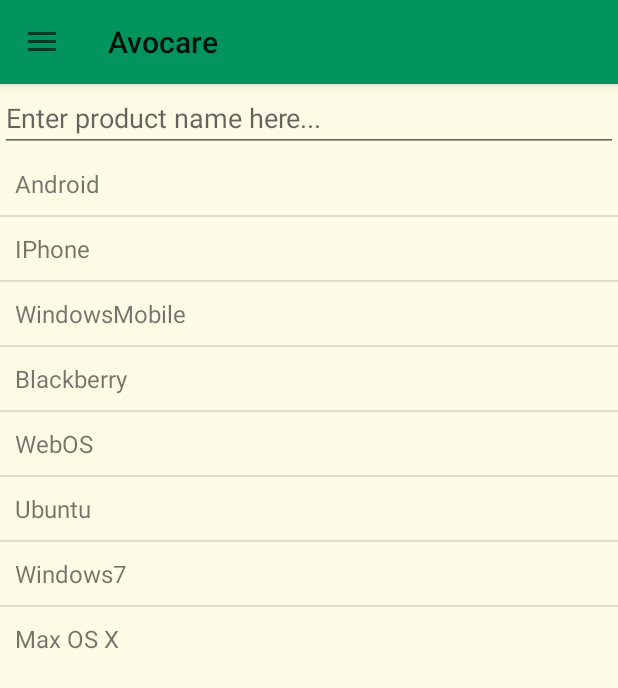
After one commit to sasha-liutova/Avocare, an Android app: the fragment EnterProductNameFragment placed in its activity, on a phone screen of 412 x 824 dp. The commit adds this screen. Shown: the top 688 px of the screen. Run offline under Robolectric (Android 15) with nearby library versions, the phone set to English and light mode, and no system bars; our stand-ins replace ButterKnife.

Commit message:
Enter product name layout

```diff
--- /dev/null
+++ b/app/src/main/java/com/liutova/avocare/view/fragment/EnterProductNameFragment.java
@@ -0,0 +1,50 @@
+package com.liutova.avocare.view.fragment;
+
+import android.os.Bundle;
+import android.support.annotation.Nullable;
+import android.view.LayoutInflater;
+import android.view.View;
+import android.view.ViewGroup;
+import android.widget.ArrayAdapter;
+import android.widget.ListView;
+
+import com.liutova.avocare.R;
+
+import butterknife.Bind;
+
+/**
+ * Created by Oleksandra Liutova on 09-Apr-16.
+ */
+public class EnterProductNameFragment extends BaseFragment {
+
+    @Bind(R.id.found_products_listview)
+    ListView productsListView;
+
+    public static EnterProductNameFragment newInstance() {
+
+        Bundle args = new Bundle();
+
+        EnterProductNameFragment fragment = new EnterProductNameFragment();
+        fragment.setArguments(args);
+        return fragment;
+    }
+
+    @Override
+    protected int getLayout() {
+        return R.layout.fragment_enter_product_name;
+    }
+
+    @Nullable
+    @Override
+    public View onCreateView(LayoutInflater inflater, ViewGroup container, Bundle savedInstanceState) {
+        View v = super.onCreateView(inflater, container, savedInstanceState);
+
+        String[] mobileArray = {"Android", "IPhone", "WindowsMobile", "Blackberry", "WebOS", "Ubuntu", "Windows7", "Max OS X"};
+
+        ArrayAdapter adapter = new ArrayAdapter<String>(getBaseActivity(), R.layout.item_product_name, R.id.item_product_name_textview, mobileArray);
+
+        productsListView.setAdapter(adapter);
+
+        return v;
+    }
+}
--- a/app/src/main/java/com/liutova/avocare/view/fragment/MainFragment.java
+++ b/app/src/main/java/com/liutova/avocare/view/fragment/MainFragment.java
@@ -28,6 +28,11 @@ public class MainFragment extends BaseFragment {
         getBaseActivity().startActivity(new Intent(getBaseActivity(), BarcodeScannerActivity.class));
     }
 
+    @OnClick(R.id.main_menu_btn_product_name)
+    public void onClickMainMenuEnterProductName(View view) {
+        getBaseActivity().replaceFragment(EnterProductNameFragment.newInstance());
+    }
+
     @Override
     protected int getLayout() {
         return R.layout.fragment_main;
--- /dev/null
+++ b/app/src/main/res/layout/fragment_enter_product_name.xml
@@ -0,0 +1,17 @@
+<?xml version="1.0" encoding="utf-8"?>
+<LinearLayout xmlns:android="http://schemas.android.com/apk/res/android"
+    android:layout_width="match_parent"
+    android:layout_height="match_parent"
+    android:orientation="vertical">
+
+    <EditText
+        android:layout_width="match_parent"
+        android:layout_height="wrap_content"
+        android:hint="Enter product name here..." />
+
+    <ListView
+        android:id="@+id/found_products_listview"
+        android:layout_width="match_parent"
+        android:layout_height="wrap_content"></ListView>
+
+</LinearLayout>
--- a/app/src/main/res/layout/fragment_history.xml
+++ b/app/src/main/res/layout/fragment_history.xml
@@ -8,7 +8,7 @@
         android:id="@+id/blank_layout"
         android:layout_width="match_parent"
         android:layout_height="match_parent"
-        android:orientation="horizontal"></LinearLayout>
+        android:orientation="vertical"></LinearLayout>
 
     <LinearLayout
         android:id="@+id/main_layout"
--- a/app/src/main/res/layout/fragment_main.xml
+++ b/app/src/main/res/layout/fragment_main.xml
@@ -44,6 +44,7 @@
         </LinearLayout>
 
         <LinearLayout
+            android:id="@+id/main_menu_btn_product_name"
             style="@style/MenuButtonsTheme">
 
             <TextView
@@ -59,6 +60,7 @@
         </LinearLayout>
 
         <LinearLayout
+            android:id="@+id/main_menu_btn_composition"
             style="@style/MenuButtonsTheme">
 
             <TextView
--- /dev/null
+++ b/app/src/main/res/layout/item_product_name.xml
@@ -0,0 +1,14 @@
+<?xml version="1.0" encoding="utf-8"?>
+<LinearLayout xmlns:android="http://schemas.android.com/apk/res/android"
+    android:layout_width="match_parent"
+    android:layout_height="match_parent"
+    android:orientation="vertical">
+
+    <TextView
+        android:id="@+id/item_product_name_textview"
+        android:layout_width="match_parent"
+        android:layout_height="wrap_content"
+        android:padding="10dip"
+        android:textSize="16dip" />
+
+</LinearLayout>
```
